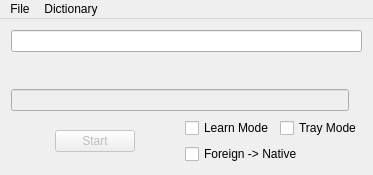
Before: the Qt Designer form mainwindow.ui in ivan-selchenkov/QWord, drawn with Qt 5.
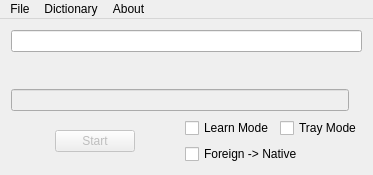
After: the same form once the commit is applied. Icons and pictures are not drawn.

```diff
--- a/mainwindow.ui
+++ b/mainwindow.ui
@@ -156,8 +156,14 @@
     <addaction name="actionAdd_words"/>
     <addaction name="actionShow_Dict"/>
    </widget>
+   <widget class="QMenu" name="menuAbout">
+    <property name="title">
+     <string>About</string>
+    </property>
+   </widget>
    <addaction name="menuFile"/>
    <addaction name="menuDictionary"/>
+   <addaction name="menuAbout"/>
   </widget>
   <action name="actionOpen">
    <property name="icon">
```
Left out of the diff: 17 changed lines with no effect on the pictures.
